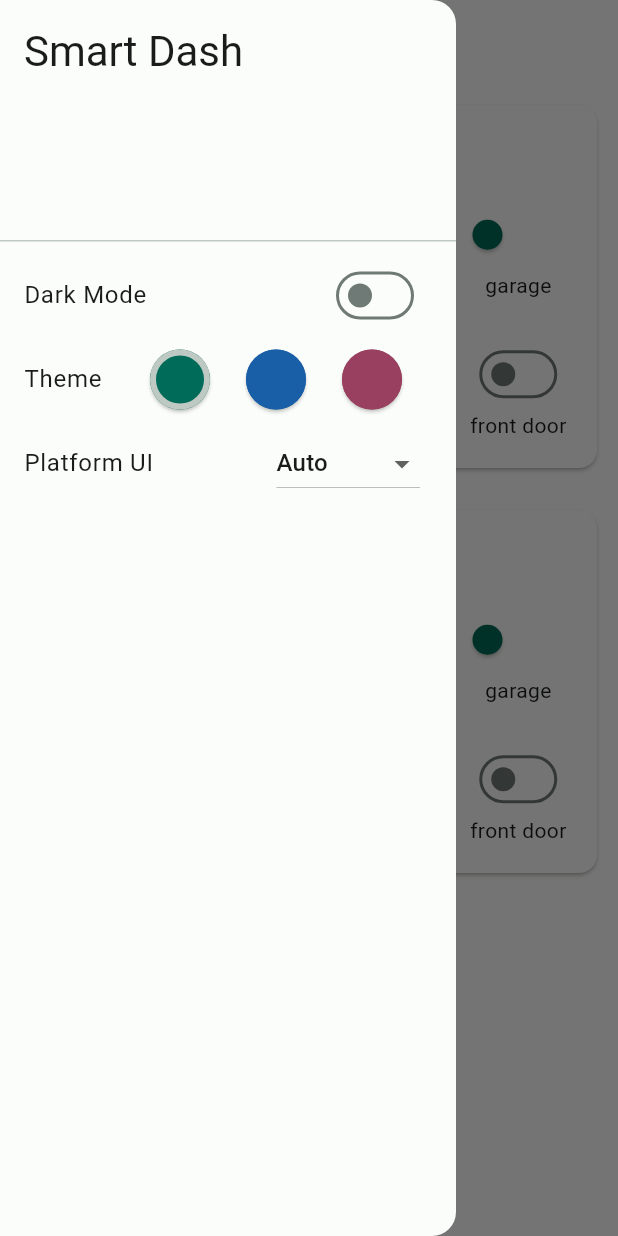
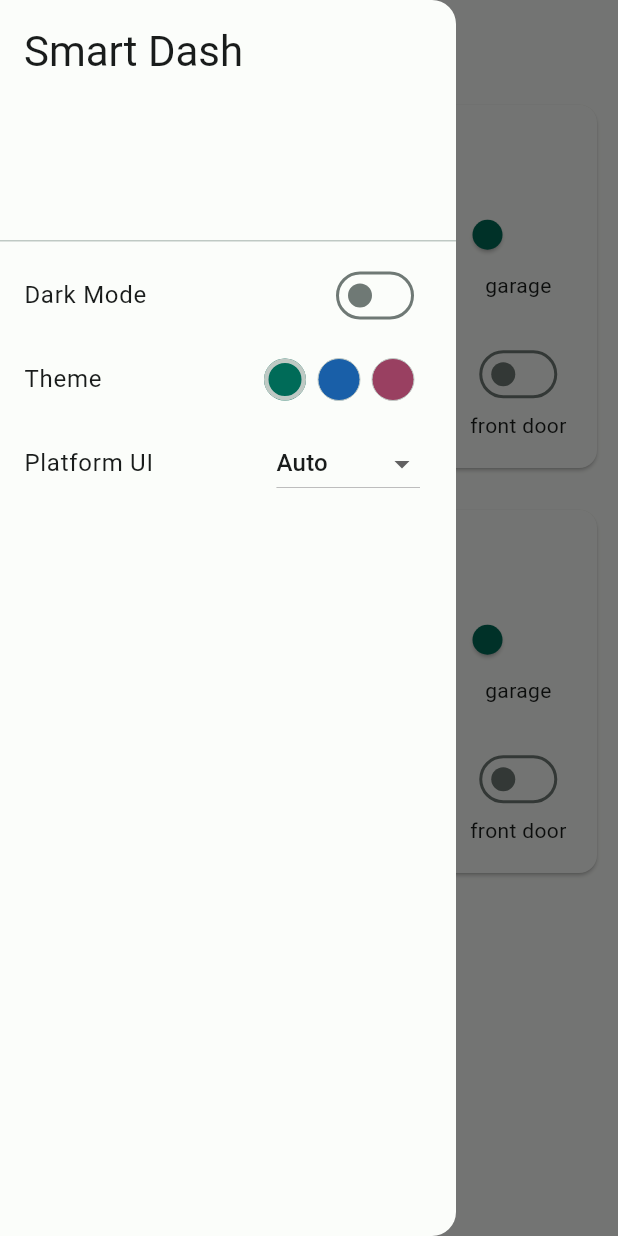
Before and after one commit to leon-adapptor/flutter_cross_platform, a Flutter app: the screen it shows after launch, with the side drawer open, on a phone screen of 412 x 824 dp. Run offline on Flutter 3.47's test engine with Material 2 defaults, Android fonts, the phone set to English and light mode, and no system bars.

Commit message:
fix color selector styling

```diff
--- a/lib/color_selector.dart
+++ b/lib/color_selector.dart
@@ -27,22 +27,20 @@ class ColorSelector extends StatelessWidget {
               var color = isDarkMode
                   ? scheme.darkScheme.primary
                   : scheme.lightScheme.primary;
-              return ElevatedButton(
+              return OutlinedButton(
                 onPressed: () {
                   model.colorScheme = scheme;
                 },
-                style: ButtonStyle(
-                  backgroundColor: MaterialStateProperty.all<Color>(color),
-                  shape: MaterialStateProperty.all<CircleBorder>(
-                    CircleBorder(
-                      side: BorderSide(
-                        color: selectedColor == color
-                            ? Theme.of(context).colorScheme.outlineVariant
-                            : color,
-                        width: 4,
-                      ),
-                    ),
+                style: OutlinedButton.styleFrom(
+                  minimumSize: const Size(28, 28),
+                  padding: const EdgeInsets.only(right: 18, left: 18),
+                  tapTargetSize: MaterialTapTargetSize.shrinkWrap,
+                  backgroundColor: color,
+                  side: BorderSide(
+                    color: Theme.of(context).colorScheme.outlineVariant,
+                    width: selectedColor == color ? 3 : 0,
                   ),
+                  shape: const CircleBorder(),
                 ),
                 child: null,
               );
```
